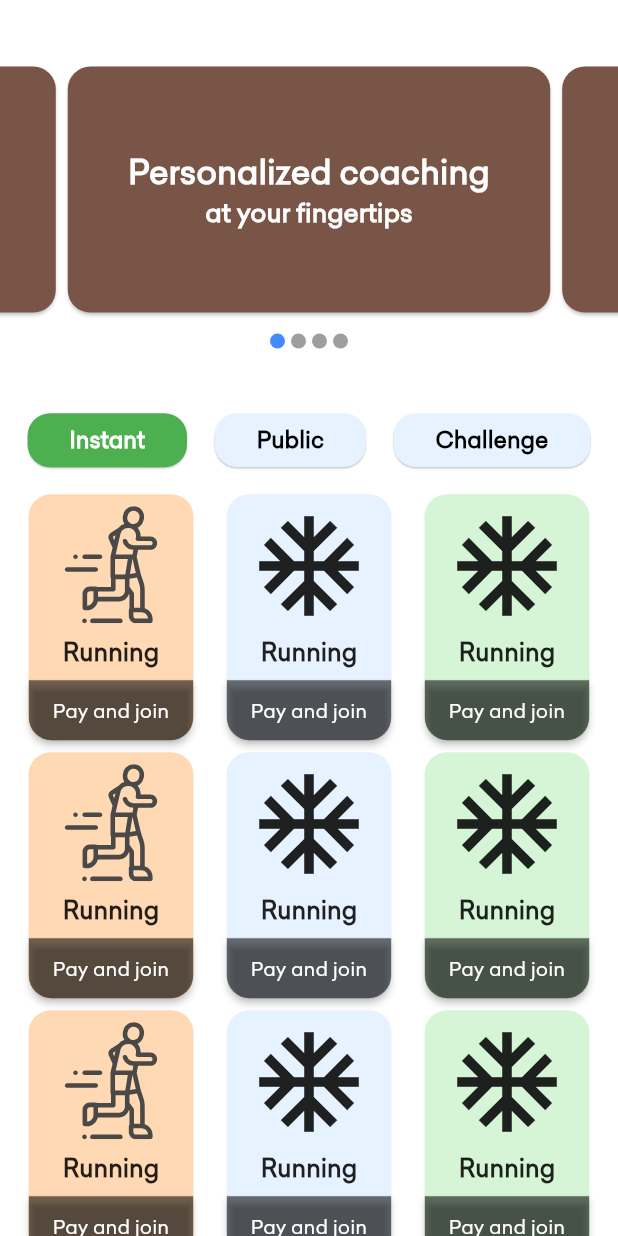
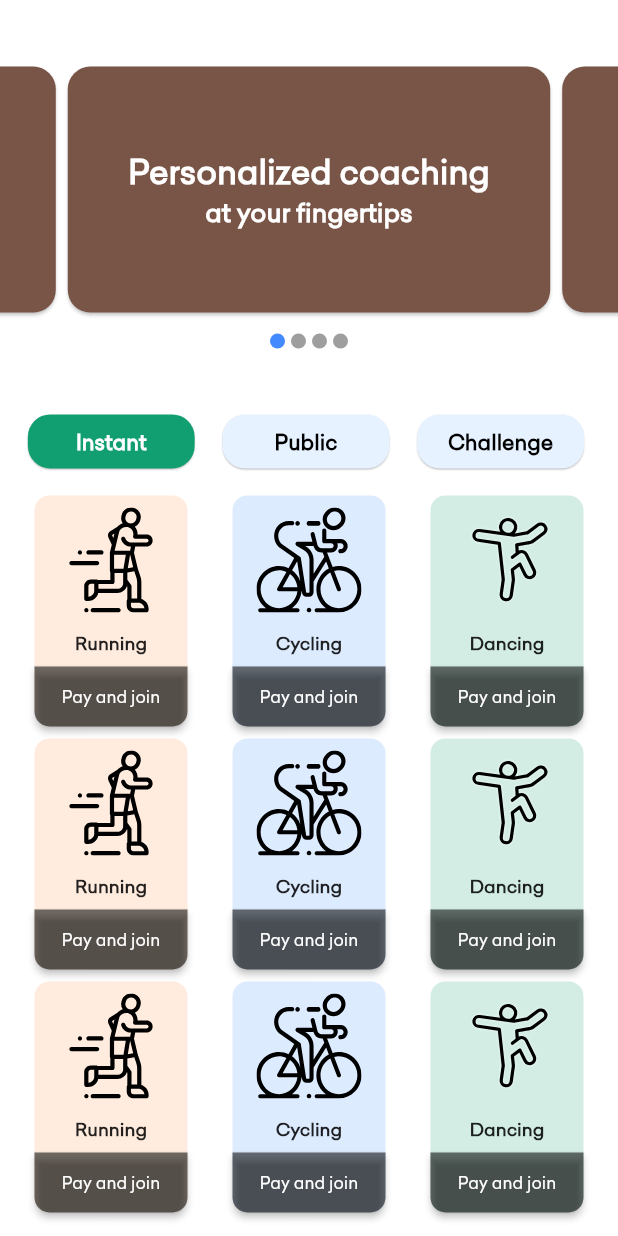
Before and after one commit to borsezf2/fitnesstracker2020, a Flutter app: the Challenge screen opened directly, after a tap on "Instant", on a phone screen of 412 x 824 dp. Run offline on Flutter 3.47's test engine with Material 2 defaults, Android fonts, the light colour scheme and no system bars; drawn by our look-alikes of carousel_slider; our stand-ins replace charts_flutter, device_info, flutter_svg, percent_indicator; statements that could not run were skipped; project files that could hold a hidden picture were left out.

Commit message:
improved screen 2

```diff
--- a/lib/ChallengeScreenData.dart
+++ b/lib/ChallengeScreenData.dart
@@ -3,31 +3,34 @@ import 'package:flutter_svg/flutter_svg.dart';
 
 class ChallengeScreenData extends StatelessWidget {
 
-  List<Card>_widget1(int count){
+  List<Container>_widget1(int count){
     return List.generate(
       count,
-      (index) => Card(
+      (index) => Container(
+        width: 110.0,
+        height: 126.0,
+        child: Card(
           shape: RoundedRectangleBorder(
-          borderRadius: BorderRadius.all(Radius.circular(15.0))
+            borderRadius: BorderRadius.all(Radius.circular(10.0))
           ),
           elevation: 0.0,
-        color: Color(0xffffd9b3),
+          color: Color.fromRGBO(255, 223, 200, 0.6),
           child: Column(
             children: <Widget>[
               Padding(
-              padding: const EdgeInsets.only(top:8.0,bottom: 8.0,left: 5.0,right: 5.0),
+                padding: const EdgeInsets.only(top:18.0,bottom: 8.0,left: 5.0,right: 5.0),
                 child: Container(
-                height: 78.0,
-                width: 100.0,
+                  height: 60.0,
+                  width: 60.0,
                   child: SvgPicture.asset('assets/run.svg')
                 ),
               ),
               Padding(
-              padding: const EdgeInsets.only(bottom: 8.0),
+                padding: const EdgeInsets.only(bottom: 8.0,top: 4.0),
                 child: Text(
                   "Running",
                   style: TextStyle(
-                  fontSize: 16.0,
+                    fontSize: 12.0,
                     fontWeight: FontWeight.bold
                   ),
                 ),
@@ -35,37 +38,38 @@ class ChallengeScreenData extends StatelessWidget {
             ],
           ),
         ),
+      ),
     ).toList();
   }
 
-  List<Card>_widget2(int count){
+  List<Container>_widget2(int count){
     return List.generate(
       count,
-      (index) => Card(
+      (index) => Container(
+        width: 110.0,
+        height: 126.0,
+        child: Card(
           elevation: 0.0,
           shape: RoundedRectangleBorder(
-          borderRadius: BorderRadius.all(Radius.circular(15.0))
+            borderRadius: BorderRadius.all(Radius.circular(10.0))
           ),
-        color: Color(0xffe6f2ff),
+          color: Color.fromRGBO(198, 221, 255, 0.6),
           child: Column(
             children: <Widget>[
               Padding(
-              padding: const EdgeInsets.only(top:8.0,bottom: 8.0,left: 5.0,right: 5.0),
+                padding: const EdgeInsets.only(top:18.0,bottom: 8.0,left: 5.0,right: 5.0),
                 child: Container(
-                height: 78.0,
-                width: 100.0,
-                child: Icon(
-                  Icons.ac_unit,
-                  size: 80.0,
-                ),
+                  height: 60.0,
+                  width: 60.0,
+                  child: SvgPicture.asset('assets/cycle.svg')
                 ),
               ),
               Padding(
-              padding: const EdgeInsets.only(bottom: 8.0),
+                padding: const EdgeInsets.only(bottom: 8.0,top: 4.0),
                 child: Text(
-                "Running",
+                  "Cycling",
                   style: TextStyle(
-                  fontSize: 16.0,
+                    fontSize: 12.0,
                     fontWeight: FontWeight.bold
                   ),
                 ),
@@ -73,42 +77,44 @@ class ChallengeScreenData extends StatelessWidget {
             ],
           ),
         ),
+      ),
     ).toList();
   }
 
-  List<Card>_widget3(int count){
+  List<Container>_widget3(int count){
     return List.generate(
       count,
-      (index) => Card(
+      (index) => Container(
+        width: 110.0,
+        height: 126.0,
+        child: Card(
           elevation: 0.0,
           shape: RoundedRectangleBorder(
-          borderRadius: BorderRadius.all(Radius.circular(15.0))
+            borderRadius: BorderRadius.all(Radius.circular(10.0))
           ),
-        color: Color(0xffd6f5d6),
+          color: Color.fromRGBO(182, 225, 210, 0.6),
           child: Column(
             children: <Widget>[
               Padding(
                 padding: const EdgeInsets.only(top:8.0,bottom: 8.0,left: 5.0,right: 5.0),
                 child: Container(
-                height: 78.0,
-                width: 100.0,
-                child: Icon(
-                  Icons.ac_unit,
-                  size: 80.0,
-                ),
+                  height: 70.0,
+                  width: 70.0,
+                  child: SvgPicture.asset('assets/dance.svg')
                 ),
               ),
               Padding(
-              padding: const EdgeInsets.only(bottom: 8.0),
+                padding: const EdgeInsets.only(bottom: 8.0,top: 4.0),
                 child: Text(
-                "Running",
+                  "Dancing",
                   style: TextStyle(
-                  fontSize: 16.0,
+                    fontSize: 12.0,
                     fontWeight: FontWeight.bold
                   ),
                 ),
               )
             ],
+          ),
         ),
       )
     ).toList();
--- a/lib/instantChallengeData.dart
+++ b/lib/instantChallengeData.dart
@@ -8,47 +8,51 @@ class InstantChallengeData extends StatefulWidget {
 
 class _InstantChallengeDataState extends State<InstantChallengeData> {
 
-  List<Card>_widget1(int count){
+  List<Container>_widget1(int count){
     return List.generate(
       count,
-      (index) => Card(
+      (index) => Container(
+        width: 110.0,
+        height: 162.0,
+        child: Card(
           shape: RoundedRectangleBorder(
-          borderRadius: BorderRadius.all(Radius.circular(15.0))
+            borderRadius: BorderRadius.all(Radius.circular(10.0))
           ),
           elevation: 0.0,
-        color: Color(0xffffd9b3),
+          color: Color.fromRGBO(255, 223, 200, 0.6),
           child: Column(
             children: <Widget>[
               Padding(
                 padding: const EdgeInsets.only(top:8.0,bottom: 8.0,left: 5.0,right: 5.0),
                 child: Container(
-                height: 78.0,
-                width: 100.0,
+                  height: 70.0,
+                  width: 70.0,
                   child: SvgPicture.asset('assets/run.svg')
                 ),
               ),
               Padding(
-              padding: const EdgeInsets.only(bottom: 8.0),
+                padding: const EdgeInsets.only(bottom: 8.0,top: 4.0),
                 child: Text(
                   "Running",
                   style: TextStyle(
-                  fontSize: 16.0,
+                    fontSize: 12.0,
                     fontWeight: FontWeight.bold
                   ),
                 ),
               ),
               Container(
                 height: 40.0,
+                width: 110.0,
                 child: RaisedButton(
                   color: Colors.black54,
                   shape: RoundedRectangleBorder(
-                  borderRadius: BorderRadius.only(bottomLeft: Radius.circular(15.0),bottomRight: Radius.circular(15.0))
+                    borderRadius: BorderRadius.only(bottomLeft: Radius.circular(10.0),bottomRight: Radius.circular(10.0))
                   ),
                   onPressed: (){},
                   child: Text(
                     "Pay and join",
                     style: TextStyle(
-                    fontSize: 13.0,
+                      fontSize: 11.0,
                       color: Colors.white
                     ),
                   ),
@@ -57,53 +61,55 @@ class _InstantChallengeDataState extends State<InstantChallengeData> {
             ],
           ),
         ),
+      ),
     ).toList();
   }
 
-  List<Card>_widget2(int count){
+  List<Container>_widget2(int count){
     return List.generate(
       count,
-      (index) => Card(
+      (index) => Container(
+        width: 110.0,
+        height: 162.0,
+        child: Card(
           elevation: 0.0,
           shape: RoundedRectangleBorder(
-          borderRadius: BorderRadius.all(Radius.circular(15.0))
+            borderRadius: BorderRadius.all(Radius.circular(10.0))
           ),
-        color: Color(0xffe6f2ff),
+          color: Color.fromRGBO(198, 221, 255, 0.6),
           child: Column(
             children: <Widget>[
               Padding(
                 padding: const EdgeInsets.only(top:8.0,bottom: 8.0,left: 5.0,right: 5.0),
                 child: Container(
-                height: 78.0,
-                width: 100.0,
-                child: Icon(
-                  Icons.ac_unit,
-                  size: 80.0,
-                ),
+                  height: 70.0,
+                  width: 70.0,
+                  child: SvgPicture.asset('assets/cycle.svg')
                 ),
               ),
               Padding(
-              padding: const EdgeInsets.only(bottom: 8.0),
+                padding: const EdgeInsets.only(bottom: 8.0,top: 4.0),
                 child: Text(
-                "Running",
+                  "Cycling",
                   style: TextStyle(
-                  fontSize: 16.0,
+                    fontSize: 12.0,
                     fontWeight: FontWeight.bold
                   ),
                 ),
               ),
               Container(
                 height: 40.0,
+                width: 110.0,
                 child: RaisedButton(
                   color: Colors.black54,
                   shape: RoundedRectangleBorder(
-                  borderRadius: BorderRadius.only(bottomLeft: Radius.circular(15.0),bottomRight: Radius.circular(15.0))
+                    borderRadius: BorderRadius.only(bottomLeft: Radius.circular(10.0),bottomRight: Radius.circular(10.0))
                   ),
                   onPressed: (){},
                   child: Text(
                     "Pay and join",
                     style: TextStyle(
-                    fontSize: 13.0,
+                      fontSize: 11.0,
                       color: Colors.white
                     ),
                   ),
@@ -112,59 +118,62 @@ class _InstantChallengeDataState extends State<InstantChallengeData> {
             ],
           ),
         ),
+      ),
     ).toList();
   }
 
-  List<Card>_widget3(int count){
+  List<Container>_widget3(int count){
     return List.generate(
       count,
-      (index) => Card(
+      (index) => Container(
+        width: 110.0,
+        height: 162.0,
+        child: Card(
           elevation: 0.0,
           shape: RoundedRectangleBorder(
-          borderRadius: BorderRadius.all(Radius.circular(15.0))
+            borderRadius: BorderRadius.all(Radius.circular(10.0))
           ),
-        color: Color(0xffd6f5d6),
+          color: Color.fromRGBO(182, 225, 210, 0.6),
           child: Column(
             children: <Widget>[
               Padding(
                 padding: const EdgeInsets.only(top:8.0,bottom: 8.0,left: 5.0,right: 5.0),
                 child: Container(
-                height: 78.0,
-                width: 100.0,
-                child: Icon(
-                  Icons.ac_unit,
-                  size: 80.0,
-                ),
+                  height: 70.0,
+                  width: 70.0,
+                  child: SvgPicture.asset('assets/dance.svg')
                 ),
               ),
               Padding(
-              padding: const EdgeInsets.only(bottom: 8.0),
+                padding: const EdgeInsets.only(bottom: 8.0,top: 4.0),
                 child: Text(
-                "Running",
+                  "Dancing",
                   style: TextStyle(
-                  fontSize: 16.0,
+                    fontSize: 12.0,
                     fontWeight: FontWeight.bold
                   ),
                 ),
               ),
               Container(
                 height: 40.0,
+                width: 110.0,
                 child: RaisedButton(
                   color: Colors.black54,
                   shape: RoundedRectangleBorder(
-                  borderRadius: BorderRadius.only(bottomLeft: Radius.circular(15.0),bottomRight: Radius.circular(15.0))
+                    borderRadius: BorderRadius.only(bottomLeft: Radius.circular(10.0),bottomRight: Radius.circular(10.0))
                   ),
                   onPressed: (){},
                   child: Text(
                     "Pay and join",
                     style: TextStyle(
-                    fontSize: 13.0,
+                      fontSize: 11.0,
                       color: Colors.white
                     ),
                   ),
                 ),
               )
             ],
+          ),
         ),
       )
     ).toList();
--- a/lib/publicChallengeData.dart
+++ b/lib/publicChallengeData.dart
@@ -1,4 +1,5 @@
 import 'package:flutter/material.dart';
+import 'package:flutter_svg/flutter_svg.dart';
 
 class PublicChallengeData extends StatefulWidget {
   @override
@@ -8,115 +9,118 @@ class PublicChallengeData extends StatefulWidget {
 class _PublicChallengeDataState extends State<PublicChallengeData> {
 
 
-  List<Card>_widget1(int count){
+  List<Container>_widget1(int count){
     return List.generate(
       count,
-      (index) => Card(
+      (index) => Container(
+        width: 110.0,
+        height: 126.0,
+        child: Card(
           shape: RoundedRectangleBorder(
-          borderRadius: BorderRadius.all(Radius.circular(15.0))
+            borderRadius: BorderRadius.all(Radius.circular(10.0))
           ),
           elevation: 0.0,
-        color: Color(0xffffd9b3),
+          color: Color.fromRGBO(255, 223, 200, 0.6),
           child: Column(
             children: <Widget>[
               Padding(
-              padding: const EdgeInsets.only(top:8.0,bottom: 8.0,left: 5.0,right: 5.0),
+                padding: const EdgeInsets.only(top:18.0,bottom: 8.0,left: 5.0,right: 5.0),
                 child: Container(
-                height: 78.0,
-                width: 100.0,
-                child: Icon(
-                  Icons.ac_unit,
-                  size: 80.0,
-                ),
+                  height: 60.0,
+                  width: 60.0,
+                  child: SvgPicture.asset('assets/run.svg')
                 ),
               ),
               Padding(
-              padding: const EdgeInsets.only(bottom: 8.0),
+                padding: const EdgeInsets.only(bottom: 8.0,top: 4.0),
                 child: Text(
                   "Running",
                   style: TextStyle(
-                  fontSize: 16.0,
-                  fontWeight: FontWeight.w600
+                    fontSize: 12.0,
+                    fontWeight: FontWeight.bold
                   ),
                 ),
               )
             ],
           ),
         ),
+      ),
     ).toList();
   }
 
-  List<Card>_widget2(int count){
+  List<Container>_widget2(int count){
     return List.generate(
       count,
-      (index) => Card(
+      (index) => Container(
+        width: 110.0,
+        height: 126.0,
+        child: Card(
           elevation: 0.0,
           shape: RoundedRectangleBorder(
-          borderRadius: BorderRadius.all(Radius.circular(15.0))
+            borderRadius: BorderRadius.all(Radius.circular(10.0))
           ),
-        color: Color(0xffe6f2ff),
+          color: Color.fromRGBO(198, 221, 255, 0.6),
           child: Column(
             children: <Widget>[
               Padding(
-              padding: const EdgeInsets.only(top:8.0,bottom: 8.0,left: 5.0,right: 5.0),
+                padding: const EdgeInsets.only(top:18.0,bottom: 8.0,left: 5.0,right: 5.0),
                 child: Container(
-                height: 78.0,
-                width: 100.0,
-                child: Icon(
-                  Icons.ac_unit,
-                  size: 80.0,
-                ),
+                  height: 60.0,
+                  width: 60.0,
+                  child: SvgPicture.asset('assets/cycle.svg')
                 ),
               ),
               Padding(
-              padding: const EdgeInsets.only(bottom: 8.0),
+                padding: const EdgeInsets.only(bottom: 8.0,top: 4.0),
                 child: Text(
-                "Running",
+                  "Cycling",
                   style: TextStyle(
-                  fontSize: 16.0,
-                  fontWeight: FontWeight.w600
+                    fontSize: 12.0,
+                    fontWeight: FontWeight.bold
                   ),
                 ),
               )
             ],
           ),
         ),
+      ),
     ).toList();
   }
 
-  List<Card>_widget3(int count){
+  List<Container>_widget3(int count){
     return List.generate(
       count,
-      (index) => Card(
+      (index) => Container(
+        width: 110.0,
+        height: 126.0,
+        child: Card(
           elevation: 0.0,
           shape: RoundedRectangleBorder(
-          borderRadius: BorderRadius.all(Radius.circular(15.0))
+            borderRadius: BorderRadius.all(Radius.circular(10.0))
           ),
-        color: Color(0xffd6f5d6),
+          color: Color.fromRGBO(182, 225, 210, 0.6),
           child: Column(
             children: <Widget>[
               Padding(
                 padding: const EdgeInsets.only(top:8.0,bottom: 8.0,left: 5.0,right: 5.0),
                 child: Container(
-                height: 78.0,
-                width: 100.0,
-                child: Icon(
-                  Icons.ac_unit,
-                  size: 80.0,
-                ),
+                  height: 70.0,
+                  width: 70.0,
+                  child: SvgPicture.asset('assets/dance.svg')
                 ),
               ),
               Padding(
-              padding: const EdgeInsets.only(bottom: 8.0),
+                padding: const EdgeInsets.only(bottom: 8.0,top: 4.0),
                 child: Text(
-                "Running",
+                  "Dancing",
                   style: TextStyle(
-                  fontSize: 16.0,
-                  fontWeight: FontWeight.w600
+                    fontSize: 12.0,
+                    fontWeight: FontWeight.bold
                   ),
                 ),
               )
             ],
+          ),
         ),
       )
     ).toList();
@@ -124,7 +128,8 @@ class _PublicChallengeDataState extends State<PublicChallengeData> {
 
   @override
   Widget build(BuildContext context) {
-    return Padding(
+    return SingleChildScrollView(
+      child: Padding(
         padding: const EdgeInsets.all(8.0),
         child: Row(
           mainAxisAlignment: MainAxisAlignment.spaceAround,
@@ -141,6 +146,7 @@ class _PublicChallengeDataState extends State<PublicChallengeData> {
             )
           ],
         ),
+      ),
     );
   }
 }
--- a/lib/screens/Screen2.dart
+++ b/lib/screens/Screen2.dart
@@ -1,9 +1,7 @@
-import 'package:fitnesstracker2020/ChallengeScreenData.dart';
+import 'package:fitnesstracker2020/challengeScreenData.dart';
 import 'package:fitnesstracker2020/cardCaursel.dart';
 import 'package:fitnesstracker2020/instantChallengeData.dart';
-import 'package:fitnesstracker2020/screens/challenges.dart';
-import 'package:fitnesstracker2020/screens/instantChallenge.dart';
-import 'package:fitnesstracker2020/screens/publicChallenge.dart';
+import 'package:fitnesstracker2020/publicChallengeData.dart';
 import 'package:flutter/material.dart';
 
 class Challenge extends StatefulWidget {
@@ -44,20 +42,21 @@ class _ChallengeState extends State<Challenge> {
 
   @override
   Widget build(BuildContext context) {
+    final width= MediaQuery.of(context).size.width;
+    final height = MediaQuery.of(context).size.height;
     return Scaffold(
       backgroundColor: Colors.white,
-      body: SingleChildScrollView(
-        child: Container(
-          width: MediaQuery.of(context).size.width,
-          height: MediaQuery.of(context).size.height,
-          alignment: Alignment.topCenter,
-          padding: EdgeInsets.only(top: MediaQuery.of(context).size.height * .015),
+      body: Container(
+        width: width,
+        padding: EdgeInsets.only(top: height * .015),
         child: Column(
           children: <Widget>[
             //Page View
             Container(
-                height: MediaQuery.of(context).size.height*0.312,
-                child: Expanded(
+              height: height*0.313,
+              child: Column(
+                children: <Widget>[
+                  Expanded(
                     child: PageView(
                       controller: _carouselController,
                       children: <Widget>[
@@ -72,13 +71,21 @@ class _ChallengeState extends State<Challenge> {
                       },
                     ),
                   ),
+                ],
               ),
-              Row(
-                mainAxisAlignment: MainAxisAlignment.spaceEvenly,
+            ),
+            Container(
+              child: Row(
+                // mainAxisAlignment: MainAxisAlignment.spaceEvenly,
                 children: <Widget>[
-                  RaisedButton(
+                  Container(
+                    width: width*0.045,
+                  ),
+                  Container(
+                    width: width*0.27,
+                    child: RaisedButton(
                       elevation: 0.5,
-                    color: btn1?Colors.green:Color(0xffe6f2ff),
+                      color: btn1?Color(0xff119F72):Color(0xffe6f2ff),
                       shape: RoundedRectangleBorder(
                         borderRadius:BorderRadius.circular(15.0)
                       ),
@@ -102,21 +109,24 @@ class _ChallengeState extends State<Challenge> {
                           btn2=false;btn3=false;
                         });
                       },
-                    child: Padding(
-                      padding: const EdgeInsets.only(left:12.0,right: 12.0,top: 6.0,bottom: 6.0),
                       child: Text(
                         "Instant",
                         style: TextStyle(
                           color: btn1? Colors.white:Colors.black,
-                          fontSize: 15.0,
+                          fontSize: 14.0,
                           fontWeight: FontWeight.bold
-                        ),
                         ),
                       )
                     ),
-                  RaisedButton(
+                  ),
+                  Container(
+                    width: width*0.045,
+                  ),
+                  Container(
+                    width: width*0.27,
+                    child: RaisedButton(
                       elevation: 0.5,
-                    color: btn2?Colors.green:Color(0xffe6f2ff),
+                      color: btn2?Color(0xff119F72):Color(0xffe6f2ff),
                       shape: RoundedRectangleBorder(
                         borderRadius:BorderRadius.circular(15.0)
                       ),
@@ -130,7 +140,7 @@ class _ChallengeState extends State<Challenge> {
                         }
                         if (_pageController.hasClients) {
                           _pageController.animateToPage(
-                          0,
+                            2,
                             duration: const Duration(milliseconds: 400),
                             curve: Curves.easeInOut,
                           );
@@ -140,21 +150,24 @@ class _ChallengeState extends State<Challenge> {
                           btn1=false;btn3=false;
                         });
                       },
-                    child: Padding(
-                      padding: const EdgeInsets.only(left:12.0,right: 12.0,top: 6.0,bottom: 6.0),
                       child: Text(
                         "Public",
                         style: TextStyle(
                           color: btn2? Colors.white:Colors.black,
-                        fontSize: 15.0,
+                        fontSize: 14.0,
                         fontWeight: FontWeight.bold
-                      ),
                       ),
                       )
                     ),
-                  RaisedButton(
+                  ),
+                  Container(
+                    width: width*0.045,
+                  ),
+                  Container(
+                    width: width*0.27,
+                    child: RaisedButton(
                       elevation: 0.5,
-                    color: btn3?Colors.green:Color(0xffe6f2ff),
+                      color: btn3?Color(0xff119F72):Color(0xffe6f2ff),
                       shape: RoundedRectangleBorder(
                         borderRadius:BorderRadius.circular(15.0)
                       ),
@@ -178,22 +191,19 @@ class _ChallengeState extends State<Challenge> {
                             btn2=false;btn1=false;
                           });
                         },
-                    child: Padding(
-                      padding: const EdgeInsets.only(left:12.0,right: 12.0,top: 6.0,bottom: 6.0),
                       child: Text(
                         "Challenge",
                         style: TextStyle(
                           color: btn3? Colors.white:Colors.black,
-                        fontSize: 15.0,
+                        fontSize: 14.0,
                         fontWeight: FontWeight.bold
                       ),
+                      )
                     ),
-                    )
                   )
                 ],
               ),
-              //Home page data
-              // ChallengeScreenData(),
+            ),
             Container(
               child: Expanded(
                 child: PageView(
@@ -202,6 +212,7 @@ class _ChallengeState extends State<Challenge> {
                   children: <Widget>[
                     ChallengeScreenData(),
                     InstantChallengeData(),
+                    PublicChallengeData(),
                   ],
                   onPageChanged: (int index){
                     setState(() {
@@ -214,7 +225,6 @@ class _ChallengeState extends State<Challenge> {
           ],
         ),
       ),
-      ),
     );
   }
 }
--- a/pubspec.yaml
+++ b/pubspec.yaml
@@ -60,12 +60,15 @@ flutter:
     - assets/alarm-clock.gif
     - assets/bike.svg
     - assets/run.svg
+    - assets/cycle.svg
+    - assets/dance.svg
     - assets/user.svg
     - assets/alarm-line.svg
     - assets/flashlight.svg
     - assets/rewards.svg
     - assets/personal.svg
     - assets/personal2.svg
+    - assets/running.svg
     - assets/share.svg
     - assets/reward1.png
     - assets/reward2.png
```
Also changed, not shown: lib/screens/paymentEntry.dart (+21 -18 lines), assets/cycle.svg (added), assets/dance.svg (added), assets/run.svg, assets/running.svg (added). Lines whose indentation alone changed are shown as unchanged.
